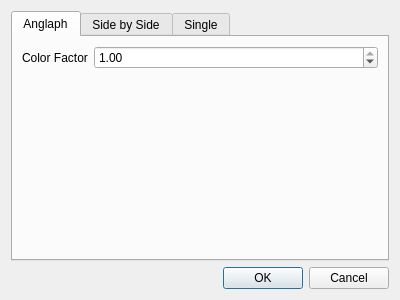
Qt form forms/exportdialog.ui (chipgw/depthview) before a commit.
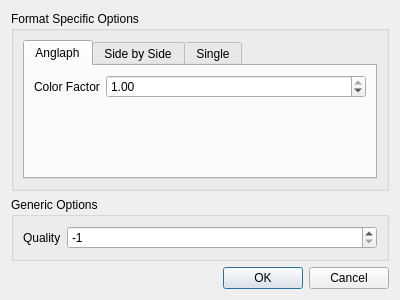
The same form after that commit.

Commit message: addded image quality to export settings dialog.

Patch:
```diff
--- a/forms/exportdialog.ui
+++ b/forms/exportdialog.ui
@@ -14,6 +14,22 @@
    <string>Export Options</string>
   </property>
   <layout class="QGridLayout" name="gridLayout">
+   <item row="3" column="0">
+    <widget class="QDialogButtonBox" name="buttonBox">
+     <property name="orientation">
+      <enum>Qt::Horizontal</enum>
+     </property>
+     <property name="standardButtons">
+      <set>QDialogButtonBox::Cancel|QDialogButtonBox::Ok</set>
+     </property>
+    </widget>
+   </item>
+   <item row="1" column="0">
+    <widget class="QGroupBox" name="groupBoxFormatSpecific">
+     <property name="title">
+      <string>Format Specific Options</string>
+     </property>
+     <layout class="QGridLayout" name="gridLayout_2">
    <item row="0" column="0">
     <widget class="QTabWidget" name="tabWidget">
      <property name="currentIndex">
@@ -24,6 +40,9 @@
        <string>Anglaph</string>
       </attribute>
       <layout class="QFormLayout" name="formLayout">
+          <property name="fieldGrowthPolicy">
+           <enum>QFormLayout::AllNonFixedFieldsGrow</enum>
+          </property>
        <item row="0" column="0">
         <widget class="QLabel" name="labelColorFactor">
          <property name="toolTip">
@@ -103,14 +122,39 @@
      </widget>
     </widget>
    </item>
-   <item row="1" column="0">
-    <widget class="QDialogButtonBox" name="buttonBox">
-     <property name="orientation">
-      <enum>Qt::Horizontal</enum>
+     </layout>
+    </widget>
+   </item>
+   <item row="2" column="0">
+    <widget class="QGroupBox" name="groupBoxGenericOptions">
+     <property name="title">
+      <string>Generic Options</string>
      </property>
-     <property name="standardButtons">
-      <set>QDialogButtonBox::Cancel|QDialogButtonBox::Ok</set>
-     </property>
+     <layout class="QFormLayout" name="formLayout_4">
+      <item row="0" column="0">
+       <widget class="QLabel" name="qualityLabel">
+        <property name="text">
+         <string>Quality</string>
+        </property>
+       </widget>
+      </item>
+      <item row="0" column="1">
+       <widget class="QSpinBox" name="qualitySpinBox">
+        <property name="toolTip">
+         <string>Image Quality, 0 is very compressed, 100 is uncompressed, -1 uses format defaults</string>
+        </property>
+        <property name="minimum">
+         <number>-1</number>
+        </property>
+        <property name="maximum">
+         <number>100</number>
+        </property>
+        <property name="value">
+         <number>-1</number>
+        </property>
+       </widget>
+      </item>
+     </layout>
     </widget>
    </item>
   </layout>
```
Lines whose indentation alone changed are shown as unchanged. The commit also changes 3 other files.
